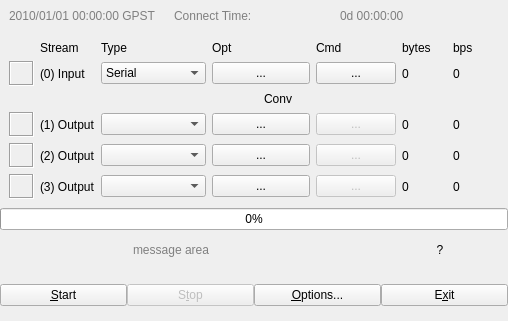
Above: app/strsvr_qt/svrmain.ui from tomojitakasu/RTKLIB before the change. Below: the same form after it.
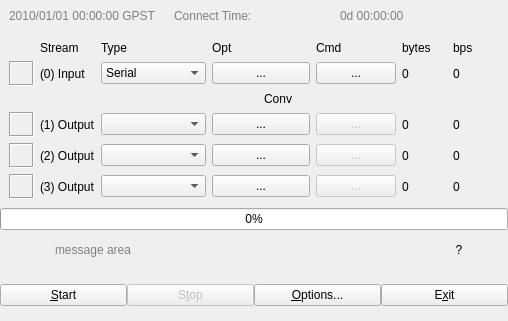
That is the form after the change. Icons and pictures are not drawn.

```diff
--- a/app/strsvr_qt/svrmain.ui
+++ b/app/strsvr_qt/svrmain.ui
@@ -1422,6 +1422,12 @@
            <property name="enabled">
             <bool>true</bool>
            </property>
+           <property name="sizePolicy">
+            <sizepolicy hsizetype="Fixed" vsizetype="Fixed">
+             <horstretch>0</horstretch>
+             <verstretch>0</verstretch>
+            </sizepolicy>
+           </property>
            <property name="toolTip">
             <string>Stream Monitor</string>
            </property>
@@ -1492,6 +1498,12 @@
            <property name="enabled">
             <bool>true</bool>
            </property>
+           <property name="sizePolicy">
+            <sizepolicy hsizetype="Fixed" vsizetype="Fixed">
+             <horstretch>0</horstretch>
+             <verstretch>0</verstretch>
+            </sizepolicy>
+           </property>
            <property name="palette">
             <palette>
              <active>
@@ -1549,6 +1561,12 @@
            <property name="enabled">
             <bool>true</bool>
            </property>
+           <property name="sizePolicy">
+            <sizepolicy hsizetype="Fixed" vsizetype="Fixed">
+             <horstretch>0</horstretch>
+             <verstretch>0</verstretch>
+            </sizepolicy>
+           </property>
            <property name="palette">
             <palette>
              <active>
```
Left out of the diff: 6 changed lines with no effect on the pictures.
